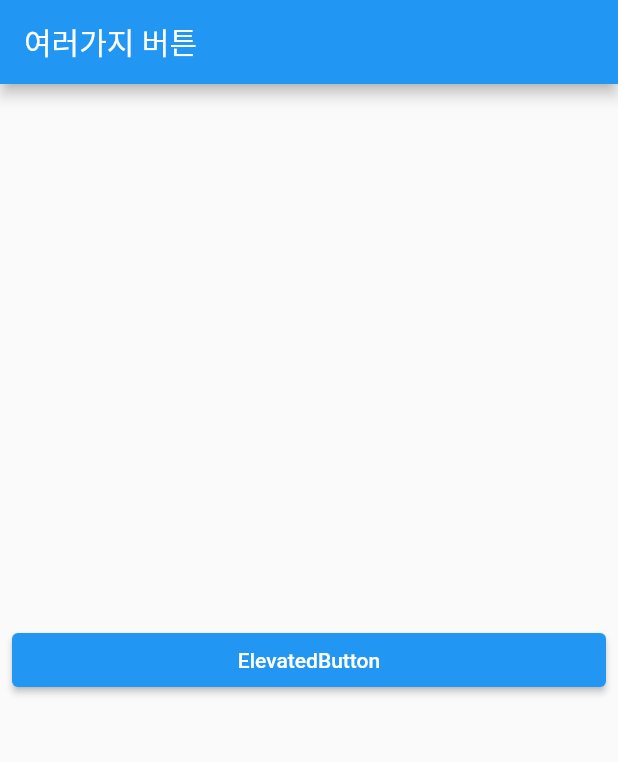
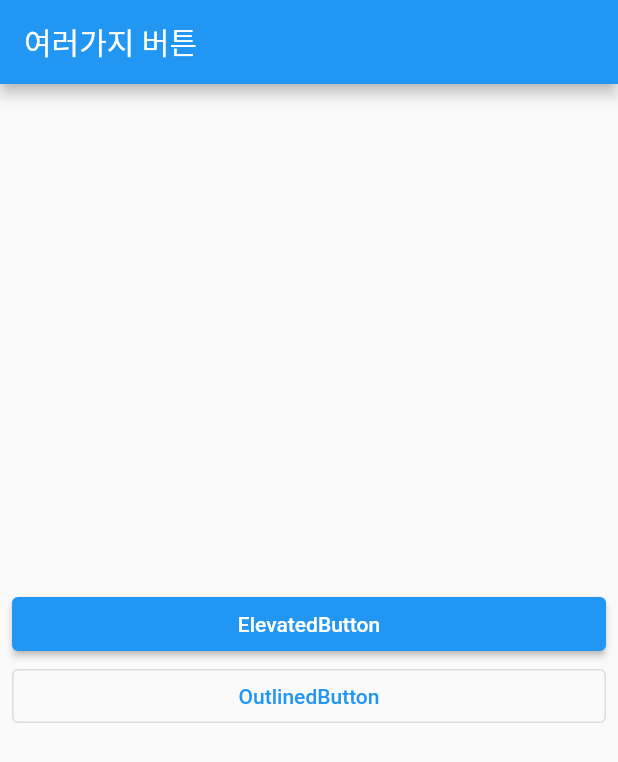
Before and after one commit to sweetswift/buttons, a Flutter app: the screen it shows after launch, on a phone screen of 412 x 824 dp. Shown: the top 762 px of the screen. Run offline on Flutter 3.47's test engine with Material 2 defaults, Android fonts, the phone set to English and light mode, and no system bars.

Commit message:
Add: OutlinedButton 추가

```diff
--- a/lib/screen/home_screen.dart
+++ b/lib/screen/home_screen.dart
@@ -19,6 +19,10 @@ class HomeScreen extends StatelessWidget {
               onPressed: () {},
               child: Text('ElevatedButton'),
             ),
+            OutlinedButton(
+              onPressed: () {},
+              child: Text('OutlinedButton'),
+            ),
           ],
         ),
       ),
```
